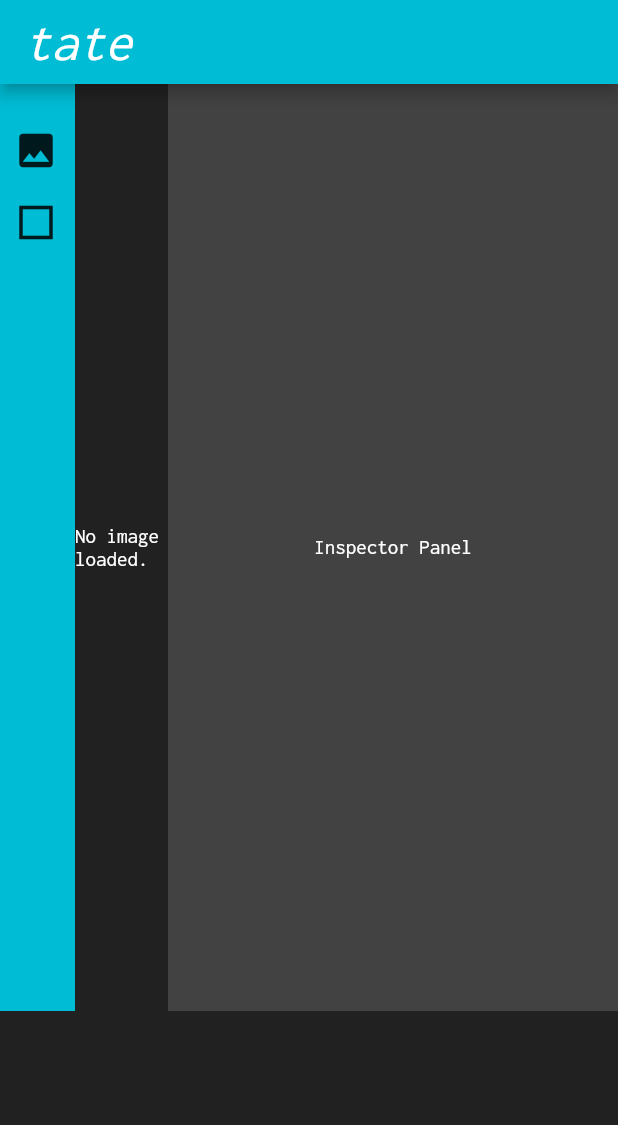
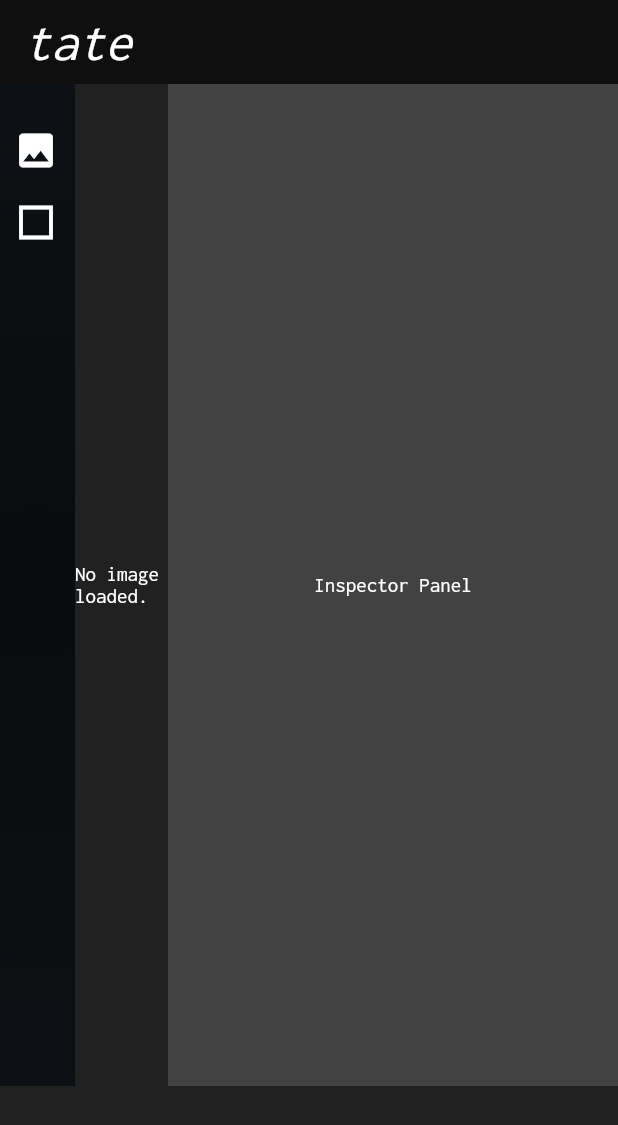
Before and after one commit to mikkomcmenamin/tate, a Flutter app: the screen it shows after launch, on a phone screen of 412 x 824 dp. Shown: the top 1125 px of the screen. Run offline on Flutter 3.47's test engine with Material 2 defaults, Android fonts, the phone set to English and light mode, and no system bars; our stand-ins replace flutter_hooks, flutter_riverpod, hooks_riverpod, riverpod_annotation; missing offline and left inert: file_selector; generated files the repository leaves out were written again.

```diff
--- a/lib/presentation/main.dart
+++ b/lib/presentation/main.dart
@@ -1,16 +1,7 @@
 import 'package:flutter/material.dart';
 import 'package:flutter_riverpod/flutter_riverpod.dart';
-import 'package:riverpod_annotation/riverpod_annotation.dart';
 import 'package:tate/presentation/screens/main_screen.dart';
-
-part 'main.g.dart';
-
-// We create a "provider", which will store a value (here "Hello world").
-// By using a provider, this allows us to mock/override the value exposed.
-@riverpod
-String helloWorld(HelloWorldRef ref) {
-  return 'Hello world';
-}
+import 'package:tate/presentation/theme/theme_data.dart';
 
 void main() {
   runApp(
@@ -31,27 +22,7 @@ class MyApp extends ConsumerWidget {
     return MaterialApp(
       debugShowCheckedModeBanner: false,
       home: Focus(child: MainScreen()),
-      theme: ThemeData(
-        fontFamily: 'Inconsolata',
-        primaryColor: Colors.cyan,
-        secondaryHeaderColor: Colors.amber,
-        scaffoldBackgroundColor: Colors.grey.shade900,
-        textTheme: const TextTheme(
-          displayLarge: TextStyle(fontSize: 72.0, fontWeight: FontWeight.bold),
-          titleLarge: TextStyle(fontSize: 36.0, fontStyle: FontStyle.italic),
-          bodyMedium: TextStyle(fontSize: 14.0, color: Colors.white),
-        ),
-        appBarTheme: const AppBarTheme(
-          backgroundColor: Colors.cyan,
-          iconTheme: IconThemeData(color: Colors.white),
-          toolbarTextStyle: TextStyle(color: Colors.white), // Set app bar title text color
-        ),
-        buttonTheme: const ButtonThemeData(
-          buttonColor: Colors.deepPurple, // Set button color
-          textTheme: ButtonTextTheme.primary, // Set button text color
-        ),
-        // Add other customizations as needed
-      ),
+      theme: buildThemeData(),
     );
   }
 }
--- a/lib/presentation/screens/main_screen.dart
+++ b/lib/presentation/screens/main_screen.dart
@@ -2,7 +2,7 @@ import 'package:flutter/material.dart';
 import 'package:hooks_riverpod/hooks_riverpod.dart';
 import 'package:tate/presentation/views/image_annotation_view.dart';
 import 'package:tate/presentation/widgets/inspector_panel.dart';
-import 'package:tate/presentation/widgets/selected_images_grid.dart';
+import 'package:tate/presentation/widgets/loaded_images_grid.dart';
 import 'package:tate/presentation/widgets/side_bar.dart';
 
 class MainScreen extends ConsumerWidget {
@@ -25,8 +25,8 @@ class MainScreen extends ConsumerWidget {
         ],
       ),
       bottomNavigationBar: Container(
-        height: 150,
-        child: SelectedImagesGrid(),
+        height: 100,
+        child: LoadedImagesGrid(),
       ),
     );
   }
--- /dev/null
+++ b/lib/presentation/theme/reusable_widgets.dart
@@ -0,0 +1,24 @@
+import 'package:flutter/material.dart';
+
+class TateFrame extends StatelessWidget {
+  final Widget child;
+
+  const TateFrame({super.key, required this.child});
+
+  @override
+  Widget build(BuildContext context) {
+    return Container(
+      decoration: const BoxDecoration(
+        gradient: RadialGradient(
+          center: Alignment.center,
+          radius: 20,
+          colors: [
+            Color.fromRGBO(9, 12, 14, 1),
+            Color.fromRGBO(20, 25, 32, 1),
+          ],
+        ),
+      ),
+      child: child,
+    );
+  }
+}
--- /dev/null
+++ b/lib/presentation/theme/theme_data.dart
@@ -0,0 +1,25 @@
+import 'package:flutter/material.dart';
+
+ThemeData buildThemeData() {
+  return ThemeData(
+    fontFamily: 'Inconsolata',
+    primaryColor: Colors.black,
+    secondaryHeaderColor: Colors.amber,
+    scaffoldBackgroundColor: Colors.grey.shade900,
+    textTheme: const TextTheme(
+      displayLarge: TextStyle(fontSize: 72.0, fontWeight: FontWeight.bold),
+      titleLarge: TextStyle(fontSize: 36.0, fontStyle: FontStyle.italic),
+      bodyMedium: TextStyle(fontSize: 14.0, color: Colors.white),
+    ),
+    appBarTheme: const AppBarTheme(
+      backgroundColor: Colors.black54,
+      elevation: 0,
+      iconTheme: IconThemeData(color: Colors.white),
+      toolbarTextStyle: TextStyle(color: Colors.white), // Set app bar title text color
+    ),
+    buttonTheme: const ButtonThemeData(
+      buttonColor: Colors.deepPurple, // Set button color
+      textTheme: ButtonTextTheme.primary, // Set button text color
+    ),
+  );
+}
--- a/lib/presentation/widgets/annotate_image_button.dart
+++ b/lib/presentation/widgets/annotate_image_button.dart
@@ -13,6 +13,7 @@ class AnnotateImageButton extends ConsumerWidget {
       icon: const Icon(
         Icons.image,
         size: 30,
+        color: Colors.white,
       ),
       onPressed: () async {
         final pickedFiles = await loadImages();
--- a/lib/presentation/widgets/draw_bounding_box_button.dart
+++ b/lib/presentation/widgets/draw_bounding_box_button.dart
@@ -11,9 +11,10 @@ class DrawBoundingBoxButton extends ConsumerWidget {
     final bool isSelected = drawingMode == EDrawingMode.boundingBox;
 
     return IconButton(
-      icon: Icon(
+      icon: const Icon(
         Icons.square_outlined,
         size: 30,
+        color: Colors.white,
       ),
       onPressed: () {
         if (!isSelected) {
--- a/lib/presentation/widgets/selected_images_grid.dart
+++ b/lib/presentation/widgets/loaded_images_grid.dart
@@ -5,12 +5,13 @@ import 'package:hooks_riverpod/hooks_riverpod.dart';
 import 'package:tate/application/controllers/image_data_controller.dart';
 import 'package:tate/application/controllers/image_files_controller.dart';
 
-class SelectedImagesGrid extends ConsumerWidget {
-  const SelectedImagesGrid({Key? key}) : super(key: key);
+class LoadedImagesGrid extends ConsumerWidget {
+  const LoadedImagesGrid({Key? key}) : super(key: key);
 
   @override
   Widget build(BuildContext context, WidgetRef ref) {
     final selectedImages = ref.watch(imageDataControllerProvider);
+    final selectedIndex = ref.watch(selectedImageIndexProvider);
 
     return SizedBox(
       height: 150,
@@ -27,9 +28,17 @@ class SelectedImagesGrid extends ConsumerWidget {
               margin: EdgeInsets.symmetric(horizontal: 2),
               child: AspectRatio(
                 aspectRatio: 1,
-                child: Image.file(
-                  File(selectedImages[index].imageFile.path),
-                  fit: BoxFit.cover,
+                child: DecoratedBox(
+                  decoration: BoxDecoration(
+                    border: index == selectedIndex ? Border.all(color: Colors.blue, width: 2.0) : null,
+                  ),
+                  child: ClipRRect(
+                    borderRadius: BorderRadius.circular(2.0),
+                    child: Image.file(
+                      File(selectedImages[index].imageFile.path),
+                      fit: BoxFit.cover,
+                    ),
+                  ),
                 ),
               ),
             ),
--- a/lib/presentation/widgets/side_bar.dart
+++ b/lib/presentation/widgets/side_bar.dart
@@ -2,6 +2,7 @@ import 'package:flutter/material.dart';
 import 'package:hooks_riverpod/hooks_riverpod.dart';
 import 'package:tate/application/controllers/image_data_controller.dart';
 import 'package:tate/application/controllers/image_files_controller.dart';
+import 'package:tate/presentation/theme/reusable_widgets.dart';
 import 'package:tate/presentation/widgets/draw_bounding_box_button.dart';
 
 import 'annotate_image_button.dart';
@@ -12,9 +13,10 @@ class SideBar extends ConsumerWidget {
     final showClearButton = ref.watch(isBoundingBoxesDrawnProvider);
     final imageIndex = ref.watch(selectedImageIndexProvider);
 
-    return Container(
+    return TateFrame(
+      child: Container(
         width: 50, // Adjust the width to your preference
-      color: Theme.of(context).primaryColor,
+        //color: Theme.of(context).primaryColor,
         padding: EdgeInsets.only(top: 20),
         child: Column(
           crossAxisAlignment: CrossAxisAlignment.start,
@@ -30,11 +32,13 @@ class SideBar extends ConsumerWidget {
             if (showClearButton) // Add this condition
               IconButton(
                 icon: const Icon(Icons.clear),
+                color: Colors.white,
                 onPressed: () =>
                     ref.read(imageDataControllerProvider.notifier).clearBoundingBoxes(imageIndex: imageIndex),
               ),
           ],
         ),
+      ),
     );
   }
 }
```
Also changed, not shown: lib/presentation/theme/AppColors.dart (added, +28 -0 lines), lib/presentation/widgets/bounding_box_painter.dart (+9 -0 lines), lib/presentation/main.g.dart (deleted), 1 other file. Lines whose indentation alone changed are shown as unchanged.
